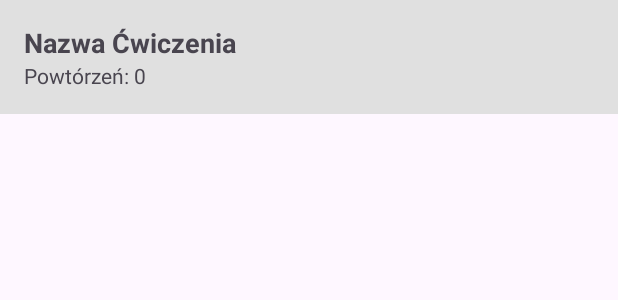
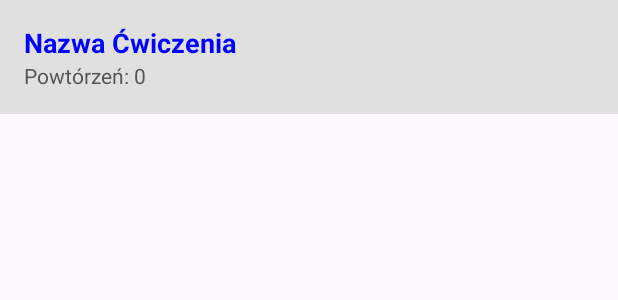
Before and after one commit to BartkW122/DziennikTreningowy, an Android app: the layout item_training.xml on its own in the app's theme, with its tools: preview values and no code run, on a phone screen of 412 x 824 dp. Shown: the top 300 px of the screen. Run offline under Robolectric (Android 15) with nearby library versions, the phone set to English and light mode, and no system bars.

Commit message:
dodanie zadania 5

```diff
--- a/app/src/main/res/layout/item_training.xml
+++ b/app/src/main/res/layout/item_training.xml
@@ -13,11 +13,13 @@
         android:layout_height="wrap_content"
         android:textStyle="bold"
         android:textSize="18sp"
+        android:textColor="#0000FF"
         android:text="Nazwa Ćwiczenia" />
 
     <TextView
         android:id="@+id/textReps"
         android:layout_width="wrap_content"
         android:layout_height="wrap_content"
+        android:textColor="#555555"
         android:text="Powtórzeń: 0" />
 </LinearLayout>
```
